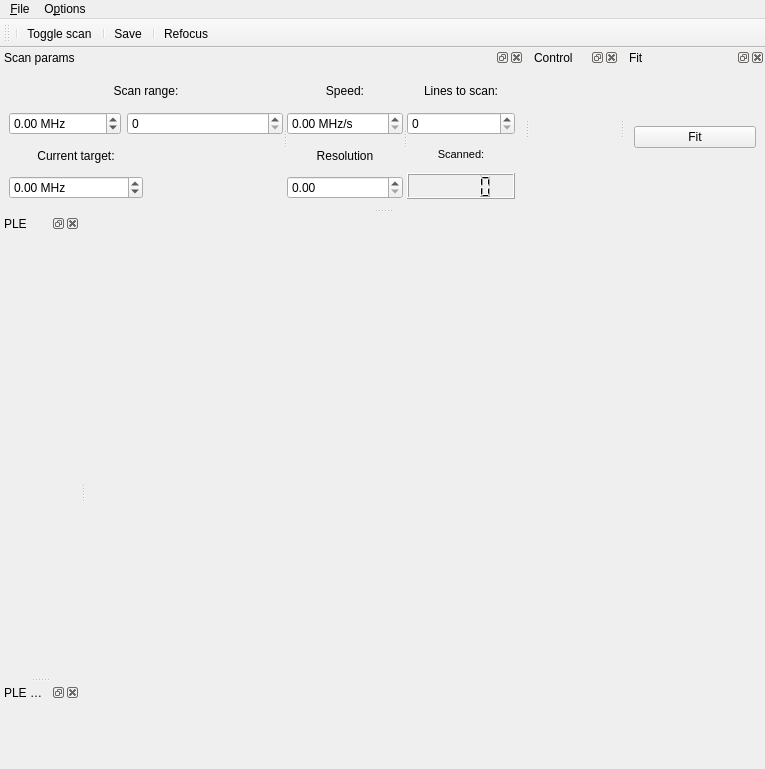
The window that src/qudi/gui/ple/ple_gui.ui (bbuusshh/scudi) describes before a commit, drawn with Qt 5.
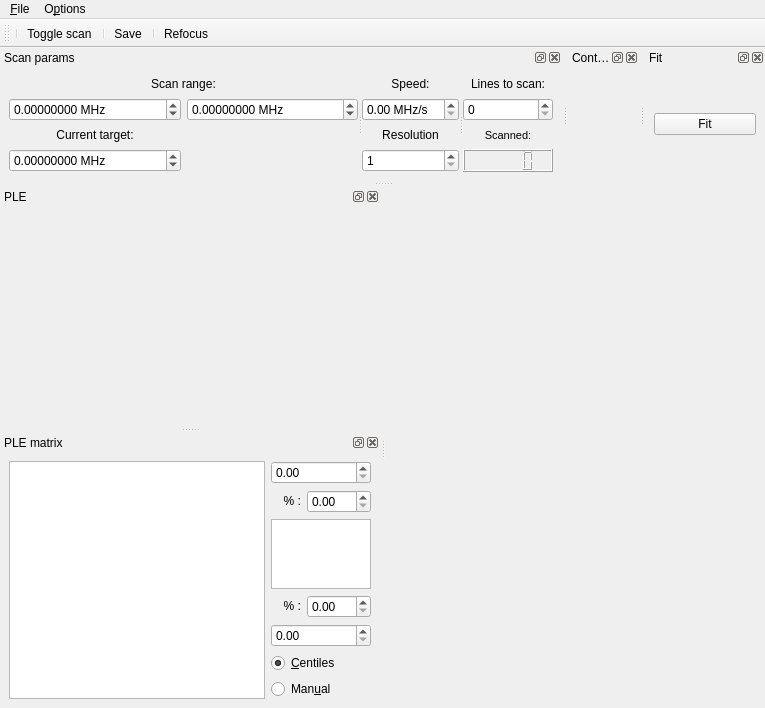
The same window after the commit. Icons and pictures are not drawn. Custom widgets are drawn as their Qt base class.

The edit to the form file:
```diff
--- a/src/qudi/gui/ple/ple_gui.ui
+++ b/src/qudi/gui/ple/ple_gui.ui
@@ -7,7 +7,7 @@
     <x>0</x>
     <y>0</y>
     <width>765</width>
-    <height>769</height>
+    <height>703</height>
    </rect>
   </property>
   <property name="sizePolicy">
@@ -88,8 +88,8 @@
    </property>
    <property name="minimumSize">
     <size>
-     <width>366</width>
-     <height>160</height>
+     <width>380</width>
+     <height>133</height>
     </size>
    </property>
    <property name="windowTitle">
@@ -145,7 +145,7 @@
                 <string> MHz</string>
                </property>
                <property name="decimals">
-                <number>2</number>
+                <number>8</number>
                </property>
                <property name="minimum">
                 <double>-99.000000000000000</double>
@@ -156,18 +156,18 @@
               </widget>
              </item>
              <item>
-              <widget class="QSpinBox" name="stopSpinBox">
-               <property name="sizePolicy">
-                <sizepolicy hsizetype="MinimumExpanding" vsizetype="Fixed">
-                 <horstretch>0</horstretch>
-                 <verstretch>0</verstretch>
-                </sizepolicy>
+              <widget class="QDoubleSpinBox" name="stopDoubleSpinBox">
+               <property name="prefix">
+                <string/>
                </property>
-               <property name="minimumSize">
-                <size>
-                 <width>70</width>
-                 <height>0</height>
-                </size>
+               <property name="suffix">
+                <string> MHz</string>
+               </property>
+               <property name="decimals">
+                <number>8</number>
+               </property>
+               <property name="minimum">
+                <double>-99.000000000000000</double>
                </property>
               </widget>
              </item>
@@ -199,7 +199,7 @@
               <string> MHz</string>
              </property>
              <property name="decimals">
-              <number>2</number>
+              <number>8</number>
              </property>
              <property name="minimum">
               <double>-99.000000000000000</double>
@@ -298,6 +298,15 @@
                <height>0</height>
               </size>
              </property>
+             <property name="decimals">
+              <number>0</number>
+             </property>
+             <property name="minimum">
+              <double>1.000000000000000</double>
+             </property>
+             <property name="maximum">
+              <double>10000.000000000000000</double>
+             </property>
             </widget>
            </item>
           </layout>
@@ -368,8 +377,8 @@
   <widget class="QDockWidget" name="dockWidget">
    <property name="minimumSize">
     <size>
-     <width>62</width>
-     <height>38</height>
+     <width>0</width>
+     <height>0</height>
     </size>
    </property>
    <property name="windowTitle">
@@ -390,7 +399,7 @@
    <property name="minimumSize">
     <size>
      <width>80</width>
-     <height>246</height>
+     <height>240</height>
     </size>
    </property>
    <property name="windowTitle">
@@ -424,7 +433,7 @@
    <property name="minimumSize">
     <size>
      <width>93</width>
-     <height>66</height>
+     <height>63</height>
     </size>
    </property>
    <property name="windowTitle">
@@ -454,8 +463,8 @@
    </property>
    <property name="minimumSize">
     <size>
-     <width>62</width>
-     <height>46</height>
+     <width>0</width>
+     <height>0</height>
     </size>
    </property>
    <property name="windowTitle">
@@ -465,7 +474,114 @@
     <number>1</number>
    </attribute>
    <widget class="QWidget" name="dockWidgetContents_2">
-    <layout class="QGridLayout" name="gridLayout_6"/>
+    <layout class="QGridLayout" name="gridLayout_6">
+     <item row="0" column="0">
+      <widget class="PlotWidget" name="voltscan_matrix_ViewWidget">
+       <property name="sizePolicy">
+        <sizepolicy hsizetype="Expanding" vsizetype="Expanding">
+         <horstretch>0</horstretch>
+         <verstretch>0</verstretch>
+        </sizepolicy>
+       </property>
+       <property name="minimumSize">
+        <size>
+         <width>0</width>
+         <height>0</height>
+        </size>
+       </property>
+      </widget>
+     </item>
+     <item row="0" column="1">
+      <layout class="QHBoxLayout" name="horizontalLayout_3">
+       <item>
+        <layout class="QHBoxLayout" name="horizontalLayout">
+         <item>
+          <layout class="QGridLayout" name="gridLayout">
+           <item row="3" column="0">
+            <widget class="QLabel" name="percentLabel1">
+             <property name="maximumSize">
+              <size>
+               <width>30</width>
+               <height>16777215</height>
+              </size>
+             </property>
+             <property name="text">
+              <string>&lt;html&gt;&lt;head/&gt;&lt;body&gt;&lt;p align=&quot;right&quot;&gt;% :&lt;/p&gt;&lt;/body&gt;&lt;/html&gt;</string>
+             </property>
+            </widget>
+           </item>
+           <item row="1" column="0">
+            <widget class="QLabel" name="percentLabel2">
+             <property name="maximumSize">
+              <size>
+               <width>30</width>
+               <height>16777215</height>
+              </size>
+             </property>
+             <property name="text">
+              <string>&lt;html&gt;&lt;head/&gt;&lt;body&gt;&lt;p align=&quot;right&quot;&gt;% :&lt;/p&gt;&lt;/body&gt;&lt;/html&gt;</string>
+             </property>
+            </widget>
+           </item>
+           <item row="6" column="0" colspan="2">
+            <widget class="QRadioButton" name="voltscan_cb_manual_RadioButton">
+             <property name="text">
+              <string>Man&amp;ual</string>
+             </property>
+             <attribute name="buttonGroup">
+              <string notr="true">buttonGroup</string>
+             </attribute>
+            </widget>
+           </item>
+           <item row="5" column="0" colspan="2">
+            <widget class="QRadioButton" name="voltscan_cb_centiles_RadioButton">
+             <property name="text">
+              <string>&amp;Centiles</string>
+             </property>
+             <property name="checked">
+              <bool>true</bool>
+             </property>
+             <attribute name="buttonGroup">
+              <string notr="true">buttonGroup</string>
+             </attribute>
+            </widget>
+           </item>
+           <item row="0" column="0" colspan="2">
+            <widget class="QDoubleSpinBox" name="voltscan_cb_max_InputWidget">
+             <property name="sizePolicy">
+              <sizepolicy hsizetype="Minimum" vsizetype="Fixed">
+               <horstretch>0</horstretch>
+               <verstretch>0</verstretch>
+              </sizepolicy>
+             </property>
+            </widget>
+           </item>
+           <item row="1" column="1">
+            <widget class="QDoubleSpinBox" name="voltscan_cb_high_centile_InputWidget"/>
+           </item>
+           <item row="3" column="1">
+            <widget class="QDoubleSpinBox" name="voltscan_cb_low_centile_InputWidget"/>
+           </item>
+           <item row="4" column="0" colspan="2">
+            <widget class="QDoubleSpinBox" name="voltscan_cb_min_InputWidget"/>
+           </item>
+           <item row="2" column="0" colspan="2">
+            <widget class="PlotWidget" name="voltscan_cb_ViewWidget">
+             <property name="maximumSize">
+              <size>
+               <width>100</width>
+               <height>16777215</height>
+              </size>
+             </property>
+            </widget>
+           </item>
+          </layout>
+         </item>
+        </layout>
+       </item>
+      </layout>
+     </item>
+    </layout>
    </widget>
   </widget>
   <action name="action_Settings">
@@ -522,6 +638,13 @@
   <zorder>ple_matrix_dockWidget</zorder>
   <zorder>fit_dockWidget</zorder>
  </widget>
+ <customwidgets>
+  <customwidget>
+   <class>PlotWidget</class>
+   <extends>QGraphicsView</extends>
+   <header>pyqtgraph</header>
+  </customwidget>
+ </customwidgets>
  <tabstops>
   <tabstop>lines_to_scan_SpinBox</tabstop>
   <tabstop>resolutionDoubleSpinBox</tabstop>
```
Left out of the diff: 13 changed lines with no effect on the pictures.
